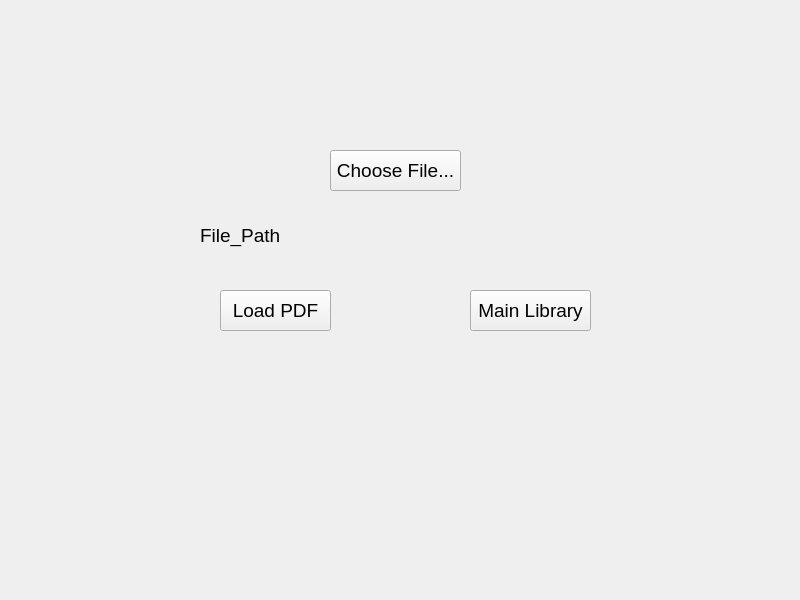
Above: uploadwindow.ui from NightYorah/ReadHub---Digital-Bookkeepers before the change. Below: the same form after it.
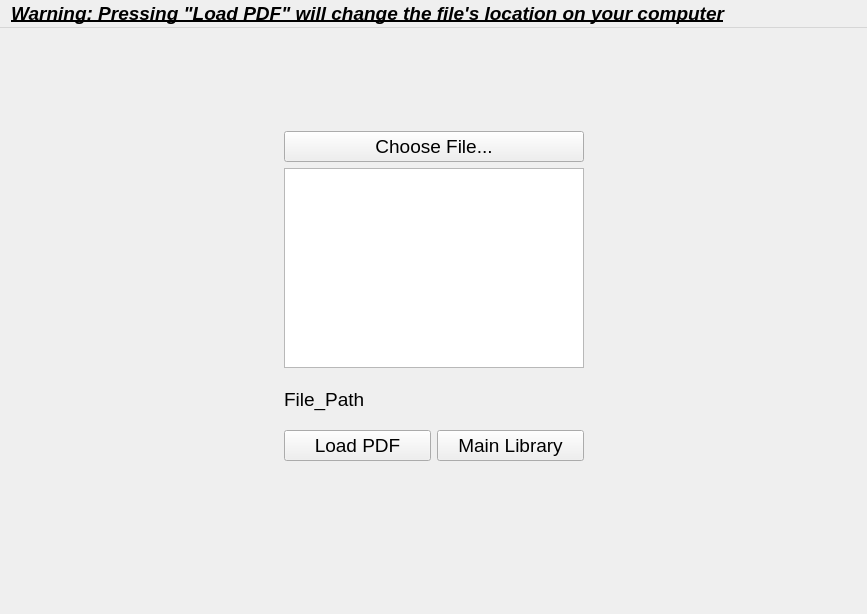
That is the form after the change.

Commit message: Made UI Changes to the Upload PDF Page

Diff of the .ui file:
```diff
--- a/uploadwindow.ui
+++ b/uploadwindow.ui
@@ -6,8 +6,8 @@
    <rect>
     <x>0</x>
     <y>0</y>
-    <width>800</width>
-    <height>600</height>
+    <width>867</width>
+    <height>614</height>
    </rect>
   </property>
   <property name="font">
@@ -20,15 +20,40 @@
    <string>UploadWindow</string>
   </property>
   <widget class="QWidget" name="centralwidget">
+   <property name="whatsThis">
+    <string>&lt;html&gt;&lt;head/&gt;&lt;body&gt;&lt;p align=&quot;justify&quot;&gt;&lt;br/&gt;&lt;/p&gt;&lt;/body&gt;&lt;/html&gt;</string>
+   </property>
+   <layout class="QGridLayout" name="gridLayout_2">
+    <item row="0" column="0">
+     <spacer name="horizontalSpacer">
+      <property name="orientation">
+       <enum>Qt::Orientation::Horizontal</enum>
+      </property>
+      <property name="sizeHint" stdset="0">
+       <size>
+        <width>274</width>
+        <height>20</height>
+       </size>
+      </property>
+     </spacer>
+    </item>
+    <item row="0" column="2">
+     <spacer name="horizontalSpacer_2">
+      <property name="orientation">
+       <enum>Qt::Orientation::Horizontal</enum>
+      </property>
+      <property name="sizeHint" stdset="0">
+       <size>
+        <width>265</width>
+        <height>20</height>
+       </size>
+      </property>
+     </spacer>
+    </item>
+    <item row="0" column="1">
+     <layout class="QVBoxLayout" name="verticalLayout_2">
+      <item>
    <widget class="QPushButton" name="Upload_Button">
-    <property name="geometry">
-     <rect>
-      <x>330</x>
-      <y>150</y>
-      <width>131</width>
-      <height>41</height>
-     </rect>
-    </property>
     <property name="whatsThis">
      <string>&lt;html&gt;&lt;head/&gt;&lt;body&gt;&lt;p align=&quot;center&quot;&gt;&lt;br/&gt;&lt;/p&gt;&lt;/body&gt;&lt;/html&gt;</string>
     </property>
@@ -36,14 +61,39 @@
      <string>Choose File...</string>
     </property>
    </widget>
+      </item>
+      <item>
+       <widget class="QGraphicsView" name="graphicsView">
+        <property name="enabled">
+         <bool>true</bool>
+        </property>
+        <property name="minimumSize">
+         <size>
+          <width>300</width>
+          <height>100</height>
+         </size>
+        </property>
+        <property name="maximumSize">
+         <size>
+          <width>300</width>
+          <height>200</height>
+         </size>
+        </property>
+        <property name="baseSize">
+         <size>
+          <width>100</width>
+          <height>100</height>
+         </size>
+        </property>
+       </widget>
+      </item>
+      <item>
    <widget class="QLabel" name="File_Path">
-    <property name="geometry">
-     <rect>
-      <x>200</x>
-      <y>210</y>
-      <width>451</width>
-      <height>51</height>
-     </rect>
+        <property name="maximumSize">
+         <size>
+          <width>200</width>
+          <height>50</height>
+         </size>
     </property>
     <property name="whatsThis">
      <string>&lt;html&gt;&lt;head/&gt;&lt;body&gt;&lt;p align=&quot;center&quot;&gt;&lt;br/&gt;&lt;/p&gt;&lt;/body&gt;&lt;/html&gt;</string>
@@ -52,32 +102,68 @@
      <string>File_Path</string>
     </property>
    </widget>
+      </item>
+      <item>
+       <layout class="QGridLayout" name="gridLayout">
+        <property name="bottomMargin">
+         <number>50</number>
+        </property>
+        <property name="verticalSpacing">
+         <number>20</number>
+        </property>
+        <item row="0" column="0">
    <widget class="QPushButton" name="Load_FP">
-    <property name="geometry">
-     <rect>
-      <x>220</x>
-      <y>290</y>
-      <width>111</width>
-      <height>41</height>
-     </rect>
-    </property>
     <property name="text">
      <string>Load PDF</string>
     </property>
    </widget>
+        </item>
+        <item row="0" column="1">
    <widget class="QPushButton" name="Back2Main">
-    <property name="geometry">
-     <rect>
-      <x>470</x>
-      <y>290</y>
-      <width>121</width>
-      <height>41</height>
-     </rect>
-    </property>
     <property name="text">
      <string>Main Library</string>
     </property>
    </widget>
+        </item>
+       </layout>
+      </item>
+     </layout>
+    </item>
+   </layout>
+  </widget>
+  <widget class="QMenuBar" name="menuBar">
+   <property name="geometry">
+    <rect>
+     <x>0</x>
+     <y>0</y>
+     <width>867</width>
+     <height>24</height>
+    </rect>
+   </property>
+   <property name="font">
+    <font>
+     <family>Segoe UI Symbol</family>
+     <pointsize>14</pointsize>
+     <italic>true</italic>
+     <bold>true</bold>
+     <underline>true</underline>
+    </font>
+   </property>
+   <widget class="QMenu" name="menuWarning_Pressing_Load_PDF_will_change_the_file_s_location_on_your_computer">
+    <property name="font">
+     <font>
+      <family>Segoe UI Symbol</family>
+      <pointsize>14</pointsize>
+      <italic>true</italic>
+      <bold>true</bold>
+      <underline>true</underline>
+     </font>
+    </property>
+    <property name="title">
+     <string>Warning: Pressing &quot;Load PDF&quot; will change the file's location on your computer</string>
+    </property>
+   </widget>
+   <addaction name="menuWarning_Pressing_Load_PDF_will_change_the_file_s_location_on_your_computer"/>
   </widget>
  </widget>
  <resources/>
```
Lines whose indentation alone changed are shown as unchanged.
